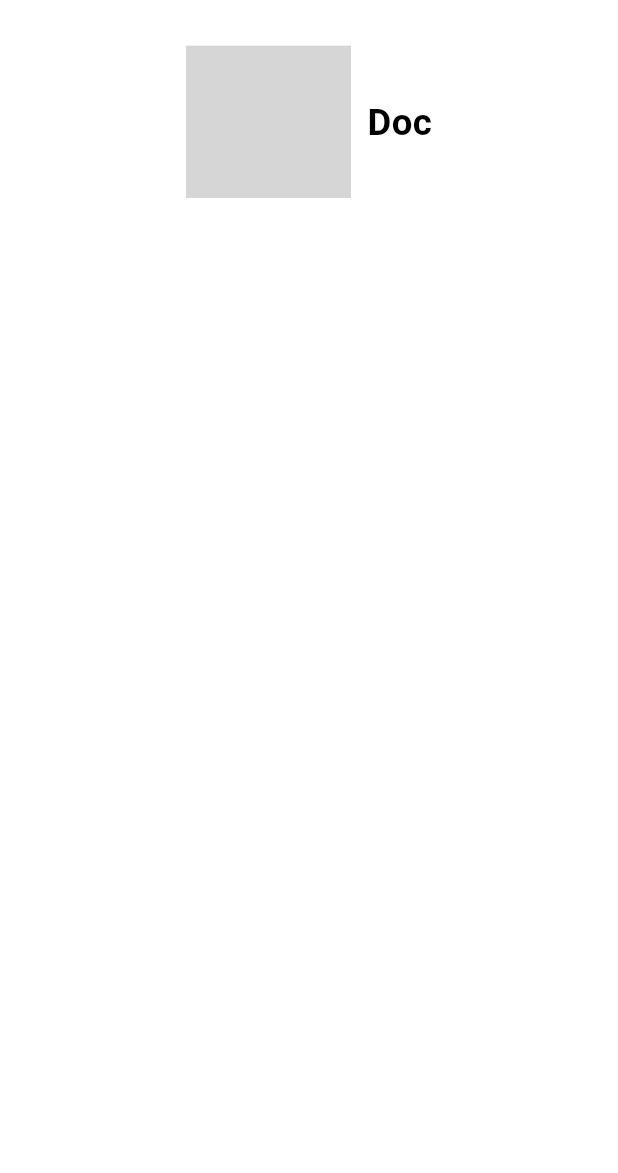
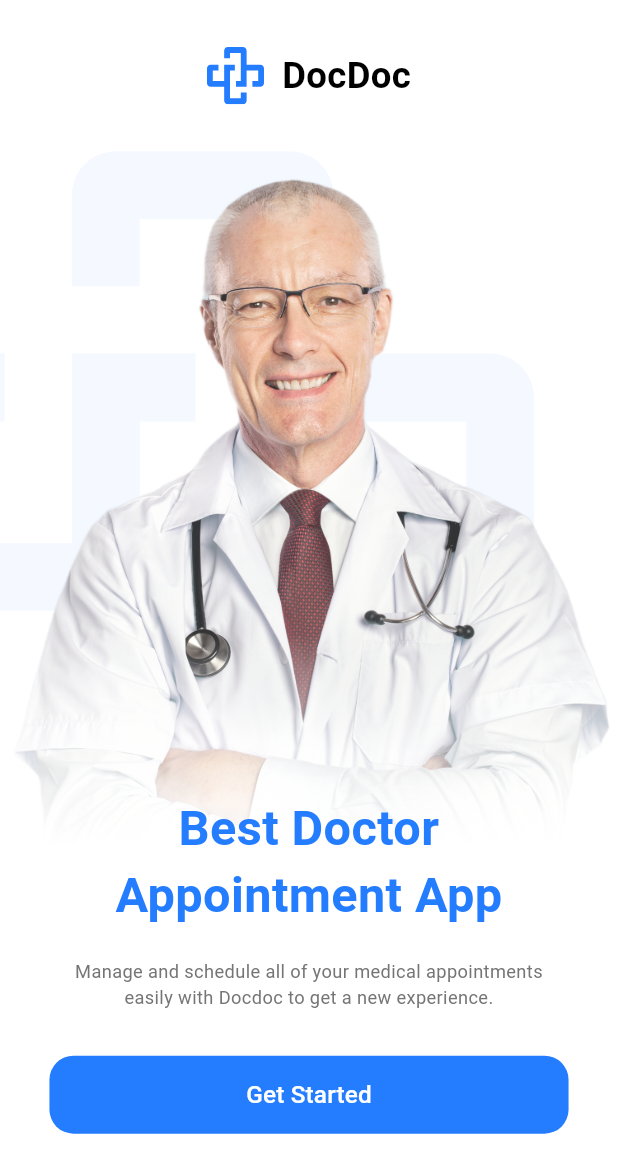
Before and after one commit to ARoshdy123/my_doctor, a Flutter app: the screen it shows after launch, on a phone screen of 412 x 824 dp. Shown: the top 1173 px of the screen. Run offline on Flutter 3.47's test engine with Material 3 defaults, Android fonts, the phone set to English and light mode, and no system bars; our stand-ins replace flutter_screenutil, flutter_svg; grey boxes are pictures that could not be loaded.

Commit message:
Feat: onboarding screen

```diff
--- a/lib/core/theming/styles.dart
+++ b/lib/core/theming/styles.dart
@@ -13,4 +13,14 @@ class TextStyles {
     fontWeight: FontWeight.bold,
     color: ColorsManager.mainBlue,
   );
+  static TextStyle font12GrayRegular = TextStyle(
+    fontSize: 12.sp,
+    fontWeight: FontWeight.normal,
+    color: ColorsManager.gray,
+  );
+  static TextStyle font16WhiteSemiBold = TextStyle(
+    fontSize: 16.sp,
+    fontWeight: FontWeight.w500,
+    color: Colors.white,
+  );
 }
--- a/lib/features/onboarding/onboarding_screen.dart
+++ b/lib/features/onboarding/onboarding_screen.dart
@@ -1,6 +1,9 @@
 import 'package:flutter/material.dart';
 import 'package:flutter_screenutil/flutter_screenutil.dart';
+import 'package:my_doctor/core/theming/styles.dart';
 import 'package:my_doctor/features/onboarding/widgets/doc_logo_and_name.dart';
+import 'package:my_doctor/features/onboarding/widgets/doctor_image_and_text.dart';
+import 'package:my_doctor/features/onboarding/widgets/get_started_button.dart';
 
 class OnboardingScreen extends StatelessWidget {
   const OnboardingScreen({super.key});
@@ -12,9 +15,26 @@ class OnboardingScreen extends StatelessWidget {
         child: SingleChildScrollView(
           child: Padding(
             padding: EdgeInsets.only(top: 30.h, bottom: 30.h),
+
             child: Column(
               children: [
                 DocLogoAndName(),
+                SizedBox(height: 30.h),
+                const DoctorImageAndText(),
+                Padding(
+                  padding: EdgeInsets.symmetric(horizontal: 30.w),
+                  child: Column(
+                    children: [
+                      Text(
+                        'Manage and schedule all of your medical appointments easily with Docdoc to get a new experience.',
+                        textAlign: TextAlign.center,
+                        style: TextStyles.font12GrayRegular,
+                      ),
+                      SizedBox(height: 30.h),
+                      const GetStartedButton(),
+                    ],
+                  ),
+                ),
               ],
             ),
           ),
--- a/lib/features/onboarding/widgets/doc_logo_and_name.dart
+++ b/lib/features/onboarding/widgets/doc_logo_and_name.dart
@@ -11,9 +11,9 @@ class DocLogoAndName extends StatelessWidget {
     return Row(
       mainAxisAlignment: MainAxisAlignment.center,
       children: [
-        SvgPicture.asset('assets/images/logo.svg', width: 100.w, height: 100.h),
+        SvgPicture.asset('assets/svgs/docdoc_logo.svg'),
         SizedBox(width: 10.w),
-        Text('Doc', style: TextStyles.font24Black700weight),
+        Text('DocDoc', style: TextStyles.font24Black700weight),
       ],
     );
   }
--- /dev/null
+++ b/lib/features/onboarding/widgets/doctor_image_and_text.dart
@@ -0,0 +1,38 @@
+import 'package:flutter/material.dart';
+import 'package:flutter_svg/svg.dart';
+import 'package:my_doctor/core/theming/colors.dart';
+import 'package:my_doctor/core/theming/styles.dart';
+
+class DoctorImageAndText extends StatelessWidget {
+  const DoctorImageAndText({super.key});
+
+  @override
+  Widget build(BuildContext context) {
+    return Stack(
+      children: [
+        SvgPicture.asset('assets/svgs/docdoc_logo_low_opacity.svg'),
+        Container(
+          foregroundDecoration: BoxDecoration(
+            gradient: LinearGradient(
+              colors: [Colors.white, Color.fromARGB(51, 255, 255, 255)],
+              begin: Alignment.bottomCenter,
+              end: Alignment.topCenter,
+              stops: [0.14, 0.4],
+            ),
+          ),
+          child: Image.asset('assets/images/onboarding_doctor.png'),
+        ),
+        Positioned(
+          bottom: 20,
+          left: 0,
+          right: 0,
+          child: Text(
+            'Best Doctor\nAppointment App',
+            textAlign: TextAlign.center,
+            style: TextStyles.font32BlueBold.copyWith(height: 1.4),
+          ),
+        ),
+      ],
+    );
+  }
+}
--- /dev/null
+++ b/lib/features/onboarding/widgets/get_started_button.dart
@@ -0,0 +1,28 @@
+import 'package:flutter/material.dart';
+import 'package:my_doctor/core/helpers/extensions.dart';
+import 'package:my_doctor/core/routing/routes.dart';
+import 'package:my_doctor/core/theming/colors.dart';
+import 'package:my_doctor/core/theming/styles.dart';
+
+class GetStartedButton extends StatelessWidget {
+  const GetStartedButton({super.key});
+
+  @override
+  Widget build(BuildContext context) {
+    return TextButton(
+      onPressed: () {
+        context.pushNamed(Routes.loginScreen);
+      },
+      style: ButtonStyle(
+        backgroundColor: WidgetStateProperty.all(ColorsManager.mainBlue),
+        tapTargetSize: MaterialTapTargetSize.shrinkWrap,
+        minimumSize: WidgetStateProperty.all(Size(double.infinity, 52)),
+        shape: WidgetStateProperty.all(
+          RoundedRectangleBorder(borderRadius: BorderRadius.circular(16)),
+        ),
+      ),
+
+      child: Text('Get Started', style: TextStyles.font16WhiteSemiBold),
+    );
+  }
+}
--- a/pubspec.yaml
+++ b/pubspec.yaml
@@ -89,7 +89,7 @@ flutter:
 
   # To add assets to your application, add an assets section, like this:
   assets:
-    - assets/svg/
+    - assets/svgs/
     - assets/images/
 
   # An image asset can refer to one or more resolution-specific "variants", see
```
Also changed, not shown: assets/images/home_blue_pattern.png (added), assets/images/omar.png (added), assets/images/onboarding_doctor.png (added), assets/images/splash.png (added), assets/images/splash_android12_logo.png (added), assets/svg/Frame.svg (deleted), assets/svgs/docdoc_logo.svg (renamed from assets/svg/docdoc_logo.svg), assets/svgs/docdoc_logo_low_opacity.svg (renamed from assets/svg/docdoc_logo_low_opacity.svg), assets/svgs/general_speciality.svg (added), assets/svgs/notifications.svg (added), 1 other file.
